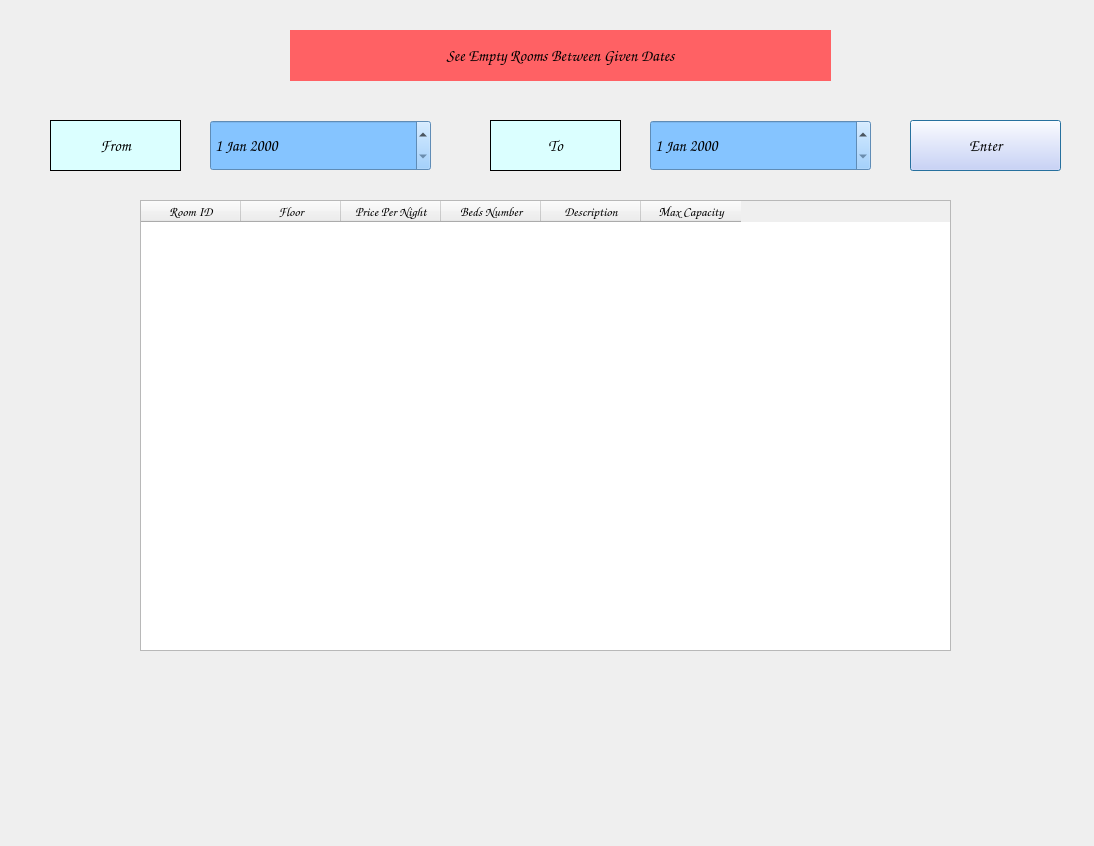
ali-asnaashari/Hotel-Management-System-DB_Project, file Source Code/Guest/Ui/Guest_See_Empty_Rooms.ui: the form before one commit.
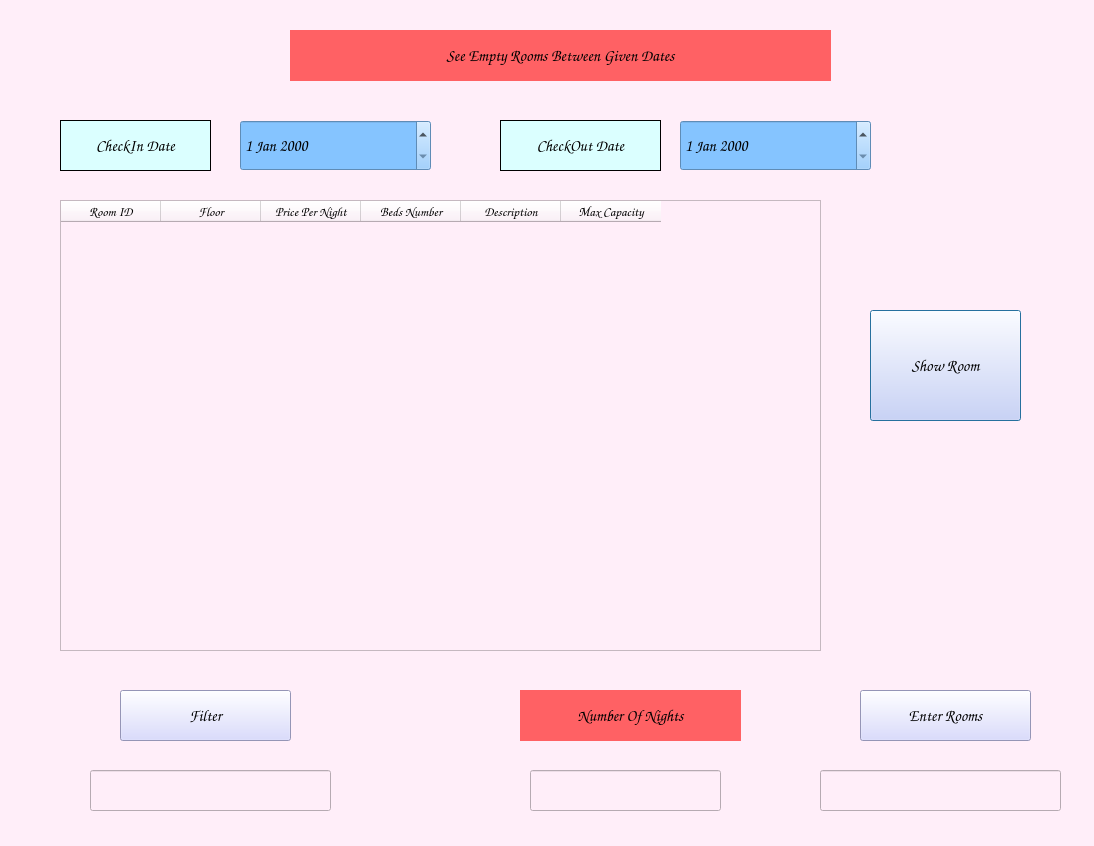
The form after the commit.

Commit message: see Empty Room - Reserved Room Added

What changed in the file:
```diff
--- a/Source Code/Guest/Ui/Guest_See_Empty_Rooms.ui
+++ b/Source Code/Guest/Ui/Guest_See_Empty_Rooms.ui
@@ -16,12 +16,15 @@
   <property name="windowTitle">
    <string>Free Rooms</string>
   </property>
+  <property name="styleSheet">
+   <string notr="true">background-color: rgb(255, 238, 249);</string>
+  </property>
   <widget class="QDateEdit" name="FreeRooms_DateEditOne">
    <property name="geometry">
     <rect>
-     <x>210</x>
+     <x>240</x>
      <y>120</y>
-     <width>221</width>
+     <width>191</width>
      <height>51</height>
     </rect>
    </property>
@@ -40,9 +43,9 @@
   <widget class="QDateEdit" name="FreeRooms_DateEditTwo">
    <property name="geometry">
     <rect>
-     <x>650</x>
+     <x>680</x>
      <y>120</y>
-     <width>221</width>
+     <width>191</width>
      <height>51</height>
     </rect>
    </property>
@@ -61,9 +64,9 @@
   <widget class="QLabel" name="FreeRooms_From">
    <property name="geometry">
     <rect>
-     <x>50</x>
+     <x>60</x>
      <y>120</y>
-     <width>131</width>
+     <width>151</width>
      <height>51</height>
     </rect>
    </property>
@@ -85,7 +88,7 @@
     <enum>QFrame::Panel</enum>
    </property>
    <property name="text">
-    <string>From</string>
+    <string>CheckIn Date</string>
    </property>
    <property name="alignment">
     <set>Qt::AlignCenter</set>
@@ -94,9 +97,9 @@
   <widget class="QLabel" name="FreeRooms_To">
    <property name="geometry">
     <rect>
-     <x>490</x>
+     <x>500</x>
      <y>120</y>
-     <width>131</width>
+     <width>161</width>
      <height>51</height>
     </rect>
    </property>
@@ -118,7 +121,7 @@
     <enum>QFrame::Panel</enum>
    </property>
    <property name="text">
-    <string>To</string>
+    <string>CheckOut Date</string>
    </property>
    <property name="alignment">
     <set>Qt::AlignCenter</set>
@@ -160,10 +163,10 @@
   <widget class="QPushButton" name="SeeFreeRooms_B">
    <property name="geometry">
     <rect>
-     <x>910</x>
-     <y>120</y>
+     <x>870</x>
+     <y>310</y>
      <width>151</width>
-     <height>51</height>
+     <height>111</height>
     </rect>
    </property>
    <property name="font">
@@ -181,15 +184,15 @@
     <string notr="true">background-color: rgb(208, 209, 255);</string>
    </property>
    <property name="text">
-    <string>Enter</string>
+    <string>Show Room</string>
    </property>
   </widget>
   <widget class="QTableWidget" name="FreeRooms_TableWidget">
    <property name="geometry">
     <rect>
-     <x>140</x>
+     <x>60</x>
      <y>200</y>
-     <width>811</width>
+     <width>761</width>
      <height>451</height>
     </rect>
    </property>
@@ -306,6 +309,147 @@
     </property>
    </column>
   </widget>
+  <widget class="QLineEdit" name="FreeRooms_Search_LE">
+   <property name="geometry">
+    <rect>
+     <x>90</x>
+     <y>770</y>
+     <width>241</width>
+     <height>41</height>
+    </rect>
+   </property>
+   <property name="font">
+    <font>
+     <family>Comic Sans MS</family>
+     <pointsize>12</pointsize>
+     <weight>75</weight>
+     <bold>true</bold>
+    </font>
+   </property>
+  </widget>
+  <widget class="QPushButton" name="FreeRooms_Filter_PB">
+   <property name="geometry">
+    <rect>
+     <x>120</x>
+     <y>690</y>
+     <width>171</width>
+     <height>51</height>
+    </rect>
+   </property>
+   <property name="font">
+    <font>
+     <family>Comic Sans MS</family>
+     <pointsize>12</pointsize>
+     <weight>75</weight>
+     <bold>true</bold>
+    </font>
+   </property>
+   <property name="cursor">
+    <cursorShape>PointingHandCursor</cursorShape>
+   </property>
+   <property name="styleSheet">
+    <string notr="true">background-color: rgb(208, 209, 255);</string>
+   </property>
+   <property name="text">
+    <string>Filter</string>
+   </property>
+  </widget>
+  <widget class="QLineEdit" name="FreeRooms_Enter_RoomID_LE">
+   <property name="geometry">
+    <rect>
+     <x>820</x>
+     <y>770</y>
+     <width>241</width>
+     <height>41</height>
+    </rect>
+   </property>
+   <property name="font">
+    <font>
+     <family>Comic Sans MS</family>
+     <pointsize>12</pointsize>
+     <weight>75</weight>
+     <bold>true</bold>
+    </font>
+   </property>
+  </widget>
+  <widget class="QPushButton" name="FreeRooms_Reserved_PB">
+   <property name="geometry">
+    <rect>
+     <x>860</x>
+     <y>690</y>
+     <width>171</width>
+     <height>51</height>
+    </rect>
+   </property>
+   <property name="font">
+    <font>
+     <family>Comic Sans MS</family>
+     <pointsize>12</pointsize>
+     <weight>75</weight>
+     <bold>true</bold>
+    </font>
+   </property>
+   <property name="cursor">
+    <cursorShape>PointingHandCursor</cursorShape>
+   </property>
+   <property name="styleSheet">
+    <string notr="true">background-color: rgb(208, 209, 255);</string>
+   </property>
+   <property name="text">
+    <string>Enter Rooms</string>
+   </property>
+  </widget>
+  <widget class="QLineEdit" name="FreeRooms_Enter_NumberOfNight_LE">
+   <property name="geometry">
+    <rect>
+     <x>530</x>
+     <y>770</y>
+     <width>191</width>
+     <height>41</height>
+    </rect>
+   </property>
+   <property name="font">
+    <font>
+     <family>Comic Sans MS</family>
+     <pointsize>12</pointsize>
+     <weight>75</weight>
+     <bold>true</bold>
+    </font>
+   </property>
+  </widget>
+  <widget class="QLabel" name="SeeFreeRooms_NumberOfNight_L">
+   <property name="geometry">
+    <rect>
+     <x>520</x>
+     <y>690</y>
+     <width>221</width>
+     <height>51</height>
+    </rect>
+   </property>
+   <property name="font">
+    <font>
+     <family>Comic Sans MS</family>
+     <pointsize>12</pointsize>
+     <weight>75</weight>
+     <bold>true</bold>
+    </font>
+   </property>
+   <property name="cursor">
+    <cursorShape>OpenHandCursor</cursorShape>
+   </property>
+   <property name="styleSheet">
+    <string notr="true">background-color: rgb(255, 97, 100);</string>
+   </property>
+   <property name="text">
+    <string>Number Of Nights</string>
+   </property>
+   <property name="alignment">
+    <set>Qt::AlignCenter</set>
+   </property>
+   <property name="margin">
+    <number>1</number>
+   </property>
+  </widget>
  </widget>
  <resources/>
  <connections/>
```
Left out of the diff: 3 changed lines with no effect on the pictures. The commit also changes 5 other files.
